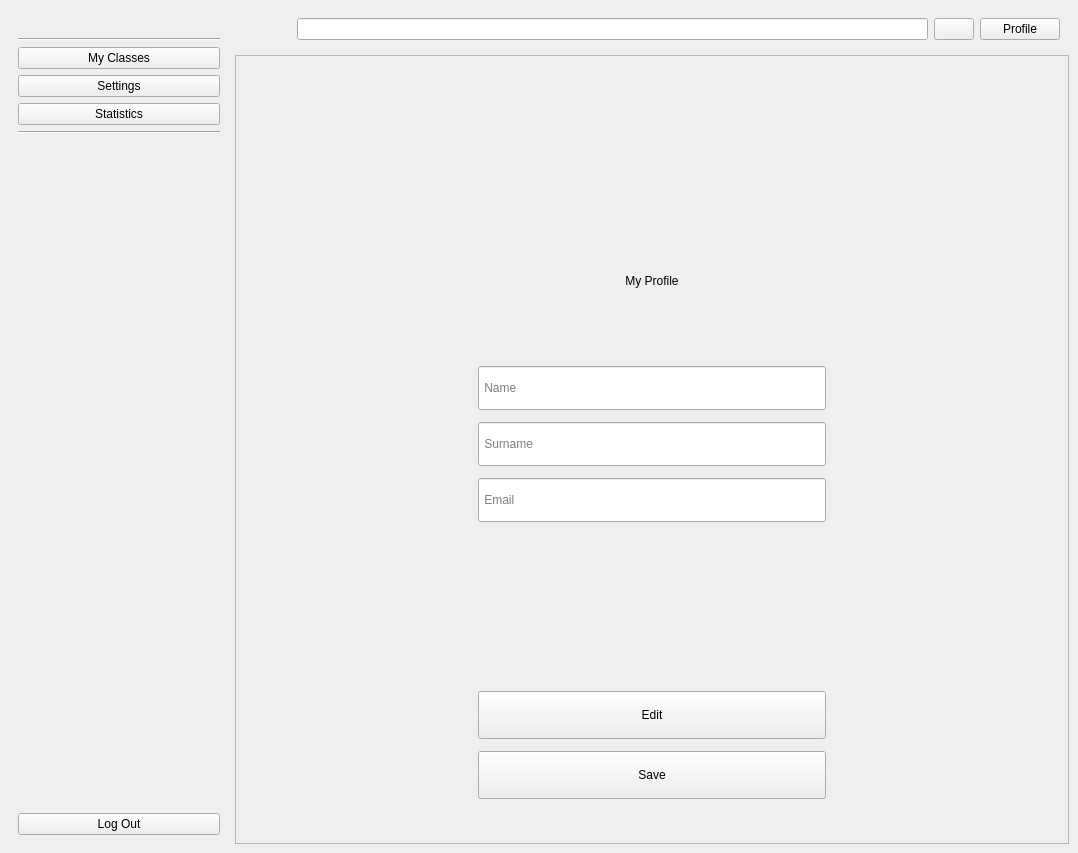
Old version of the form ui/main_window.ui in the repository imndllnuri/students-attendance-app.
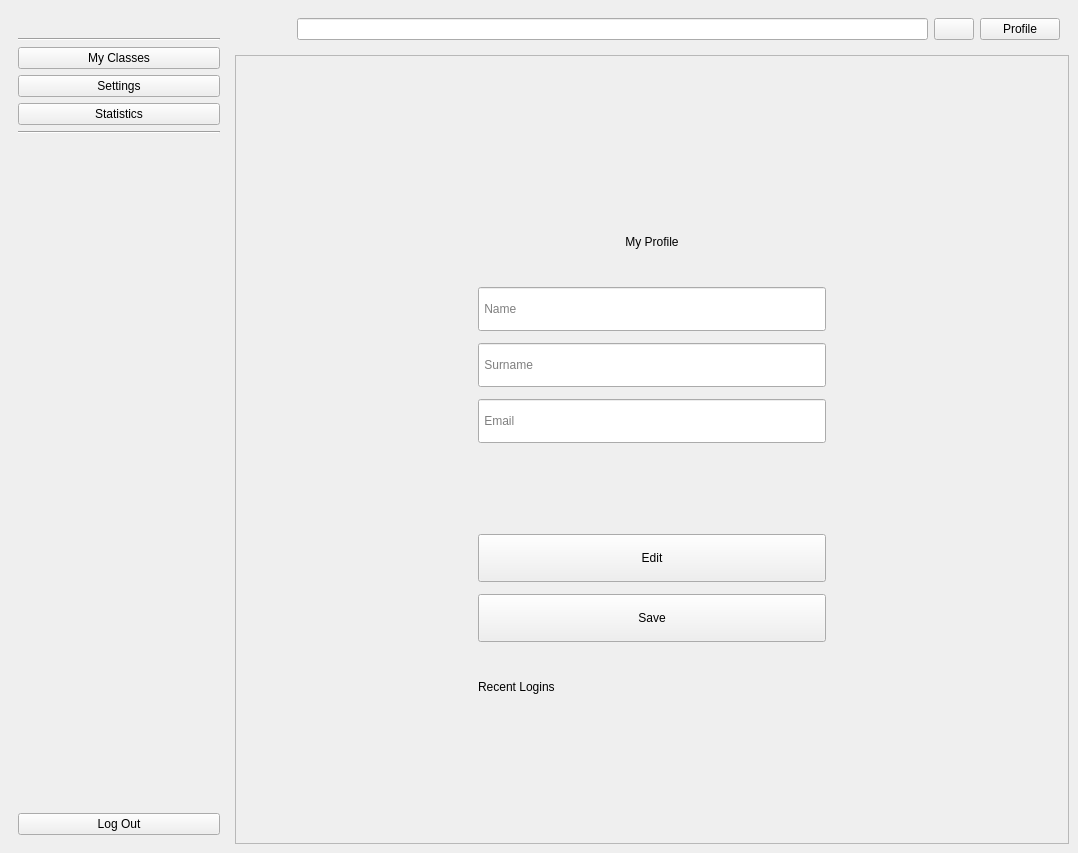
New version of the form. The open tabs and pages were chosen to show the change. Icons and pictures are not drawn.

Commit message:
#4: Recent logins log on Profile page
Adds a login_history table (populated on successful /authenticate
calls), a GET /accounts/<user_id>/login-history endpoint, and a
"Recent Logins" panel on the Profile page showing the last 5 sign-in
timestamps.

```diff
--- a/ui/main_window.ui
+++ b/ui/main_window.ui
@@ -453,6 +453,17 @@
                  <property name="text"><string>Save</string></property>
                 </widget>
                </item>
+               <item>
+                <widget class="QLabel" name="recent_logins_title_lbl">
+                 <property name="text"><string>Recent Logins</string></property>
+                </widget>
+               </item>
+               <item>
+                <widget class="QLabel" name="recent_logins_lbl">
+                 <property name="wordWrap"><bool>true</bool></property>
+                 <property name="text"><string/></property>
+                </widget>
+               </item>
               </layout>
              </widget>
             </item>
```
The commit also changes 9 other files.
